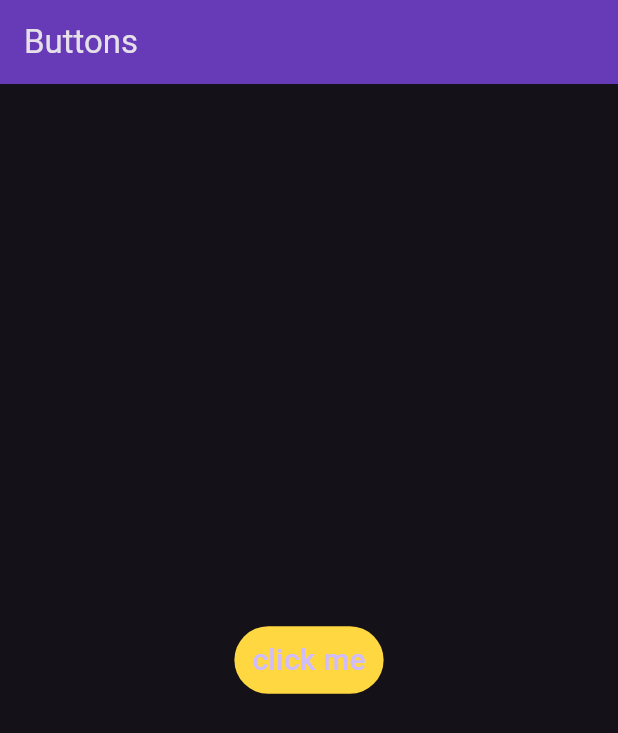
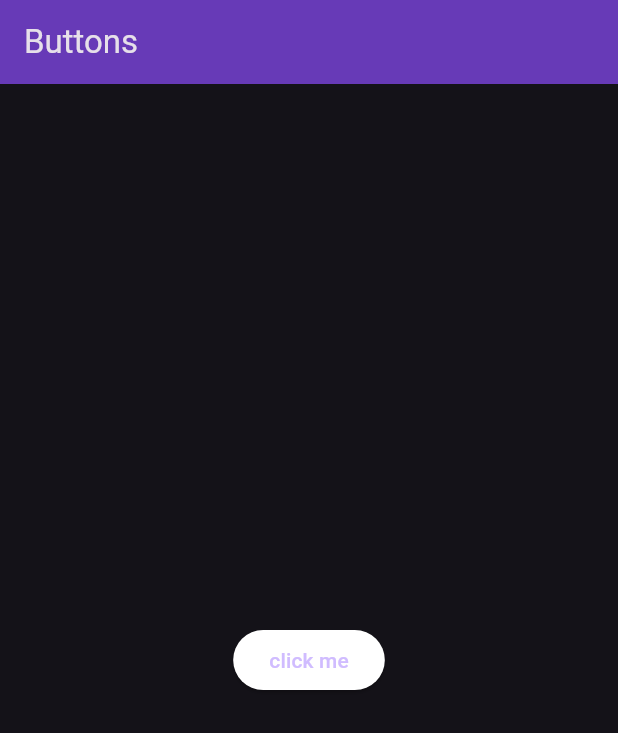
Before and after one commit to mohibansaricode/flutter30Days30Concepts, a Flutter app: the screen it shows after launch, on a phone screen of 412 x 824 dp. Shown: the top 733 px of the screen. Run offline on Flutter 3.47's test engine with Material 3 defaults, Android fonts, the phone set to English and light mode, and no system bars.

Commit message:
elevated buttons

```diff
--- a/lib/widgets/buttons.dart
+++ b/lib/widgets/buttons.dart
@@ -11,20 +11,20 @@ class Buttons extends StatelessWidget {
         backgroundColor: Colors.deepPurple,
       ),
       body: Center(
-        child: TextButton(
+        // child: TextButton(
+        //   style: ButtonStyle(
+        //     backgroundColor: WidgetStatePropertyAll(Colors.amberAccent),
+        //   ),
+        //   onPressed: () {},
+        //   child: Text("click me", style: TextStyle(fontSize: 20)),
+        // ),
+        child: ElevatedButton(
           style: ButtonStyle(
-            backgroundColor: WidgetStatePropertyAll(Colors.amberAccent),
+            backgroundColor: WidgetStatePropertyAll(Colors.white),
           ),
           onPressed: () {},
-          child: Text("click me", style: TextStyle(fontSize: 20)),
+          child: Text("click me"),
         ),
-        // child: ElevatedButton(
-        //   style: ButtonStyle(
-        //     backgroundColor: WidgetStatePropertyAll(Colors.white),
-        //   ),
-        //   onPressed: () {},
-        //   child: Text("click me"),
-        // ),
       ),
     );
   }
```
